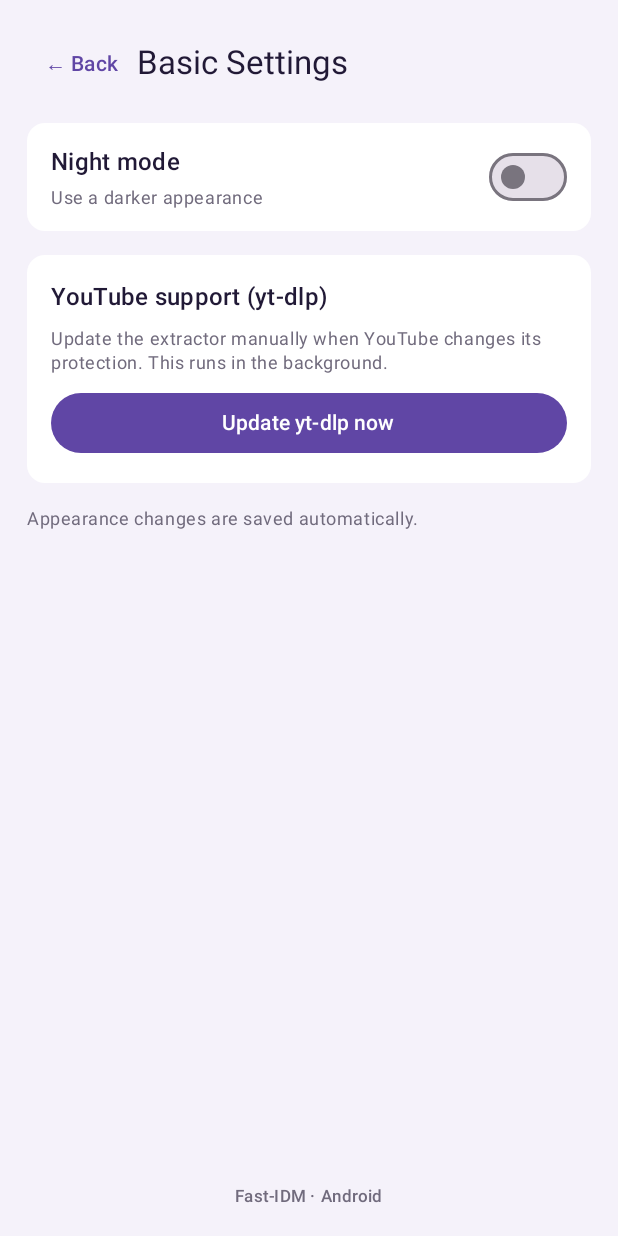
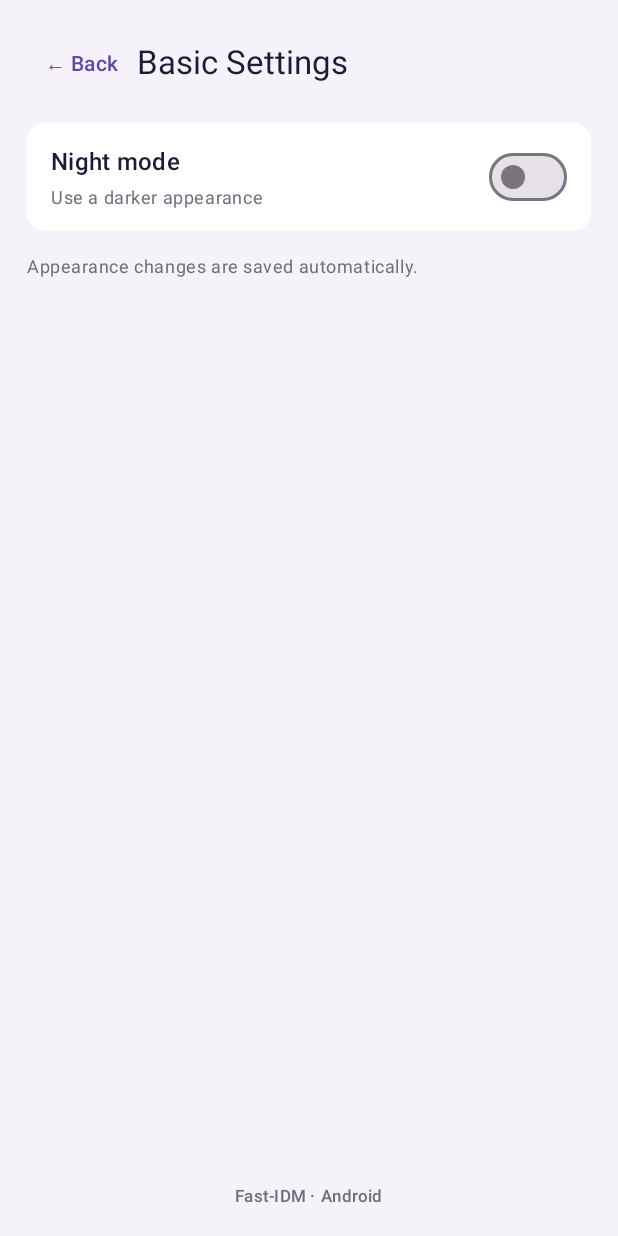
Before and after one commit to drsumon200/Fast-IDM, an Android app built with Jetpack Compose: the screen it shows after launch (MainActivity), after a tap on "Settings", on a phone screen of 412 x 824 dp. Run offline under Robolectric (Android 15) with nearby library versions, the phone set to English and light mode, and no system bars.

Commit message:
Remove manual yt-dlp update until bundled Python runtime is upgraded

```diff
--- a/android/app/src/main/java/com/drsumon/fastidm/MainActivity.kt
+++ b/android/app/src/main/java/com/drsumon/fastidm/MainActivity.kt
@@ -40,8 +40,6 @@ import kotlinx.coroutines.launch
 import kotlinx.coroutines.withContext
 import android.widget.Toast
 import androidx.lifecycle.lifecycleScope
-import com.yausername.youtubedl_android.YoutubeDL
-import com.yausername.youtubedl_android.YoutubeDL.UpdateChannel
 
 data class DownloadItem(val id: Long, val title: String, val status: Int, val downloaded: Long, val total: Long, val reason: Int)
 data class HistoryItem(val id: Long, val title: String, val mime: String, val size: Long, val date: Long, val uri: Uri)
@@ -71,7 +69,6 @@ class MainActivity : ComponentActivity() {
                             getSharedPreferences("fastidm_settings", MODE_PRIVATE).edit().putBoolean("dark_mode", enabled).apply()
                         },
                         onEnqueue = ::enqueueDownload,
-                        onManualYtDlpUpdate = ::updateYtDlpManually,
                         onRefresh = ::queryDownloads,
                         onHistory = ::queryHistory,
                         onStartVideo = { url, quality ->
@@ -103,31 +100,6 @@ class MainActivity : ComponentActivity() {
         return Regex("""https?://[^\s<>]+""", RegexOption.IGNORE_CASE)
             .find(raw)?.value?.replace(Regex("[.,)\\]]+$"), "") ?: ""
     }
-    private fun updateYtDlpManually() {
-        lifecycleScope.launch {
-            Toast.makeText(this@MainActivity, "Updating YouTube support in background…", Toast.LENGTH_SHORT).show()
-            try {
-                val status = withContext(Dispatchers.IO) {
-                    YoutubeDL.getInstance().init(applicationContext)
-                    YtDlpOperationLock.withLock {
-                        YoutubeDL.getInstance().updateYoutubeDL(applicationContext, UpdateChannel._NIGHTLY)
-                    }
-                }
-                if (status == YoutubeDL.UpdateStatus.DONE ||
-                    status == YoutubeDL.UpdateStatus.ALREADY_UP_TO_DATE
-                ) {
-                    getSharedPreferences(YtDlpDownloadService.UPDATE_PREFS, MODE_PRIVATE).edit()
-                        .putLong(YtDlpDownloadService.LAST_SUCCESSFUL_UPDATE, System.currentTimeMillis()).apply()
-                    Toast.makeText(this@MainActivity, "yt-dlp update successful: $status", Toast.LENGTH_LONG).show()
-                } else {
-                    Toast.makeText(this@MainActivity, "yt-dlp update not completed: $status", Toast.LENGTH_LONG).show()
-                }
-            } catch (e: Exception) {
-                Toast.makeText(this@MainActivity, "yt-dlp update failed: ${e.message ?: "network error"}", Toast.LENGTH_LONG).show()
-            }
-        }
-    }
-
     private fun enqueueDownload(rawUrl: String): String {
         val entered = rawUrl.trim()
         if (isYoutubeUrl(entered)) return "YouTube link detected. Choose audio or video quality in the YouTube Downloader section."
@@ -395,7 +367,6 @@ private fun FastIdmHome(
     historyRequestCount: Int,
     darkMode: Boolean,
     onNightModeChanged: (Boolean) -> Unit,
-    onManualYtDlpUpdate: () -> Unit,
     onEnqueue: (String) -> String,
     onRefresh: () -> List<DownloadItem>,
     onHistory: () -> List<HistoryItem>,
@@ -466,7 +437,6 @@ private fun FastIdmHome(
         BasicSettingsScreen(
             darkMode = darkMode,
             onNightModeChanged = onNightModeChanged,
-            onUpdateYtDlp = onManualYtDlpUpdate,
             onBack = { showSettings = false }
         )
         return
@@ -936,7 +906,6 @@ private fun InAppBrowserScreen(
 private fun BasicSettingsScreen(
     darkMode: Boolean,
     onNightModeChanged: (Boolean) -> Unit,
-    onUpdateYtDlp: () -> Unit,
     onBack: () -> Unit
 ) {
     val bg = if (darkMode) androidx.compose.ui.graphics.Color(0xFF121018) else androidx.compose.ui.graphics.Color(0xFFF5F2FA)
@@ -968,23 +937,6 @@ private fun BasicSettingsScreen(
                 Switch(checked = darkMode, onCheckedChange = onNightModeChanged)
             }
         }
-        Card(
-            modifier = Modifier.fillMaxWidth(),
-            colors = CardDefaults.cardColors(containerColor = panel)
-        ) {
-            Column(
-                Modifier.fillMaxWidth().padding(16.dp),
-                verticalArrangement = Arrangement.spacedBy(8.dp)
-            ) {
-                Text("YouTube support (yt-dlp)", color = ink, style = MaterialTheme.typography.titleMedium)
-                Text("Update the extractor manually when YouTube changes its protection. This runs in the background.", color = muted, style = MaterialTheme.typography.bodySmall)
-                Button(
-                    onClick = onUpdateYtDlp,
-                    modifier = Modifier.fillMaxWidth(),
-                    colors = ButtonDefaults.buttonColors(containerColor = accent)
-                ) { Text("Update yt-dlp now") }
-            }
-        }
         Text("Appearance changes are saved automatically.", color = muted, style = MaterialTheme.typography.bodySmall)
         Spacer(Modifier.weight(1f))
         Text("Fast-IDM · Android", color = muted, style = MaterialTheme.typography.labelSmall, modifier = Modifier.align(androidx.compose.ui.Alignment.CenterHorizontally))
```
